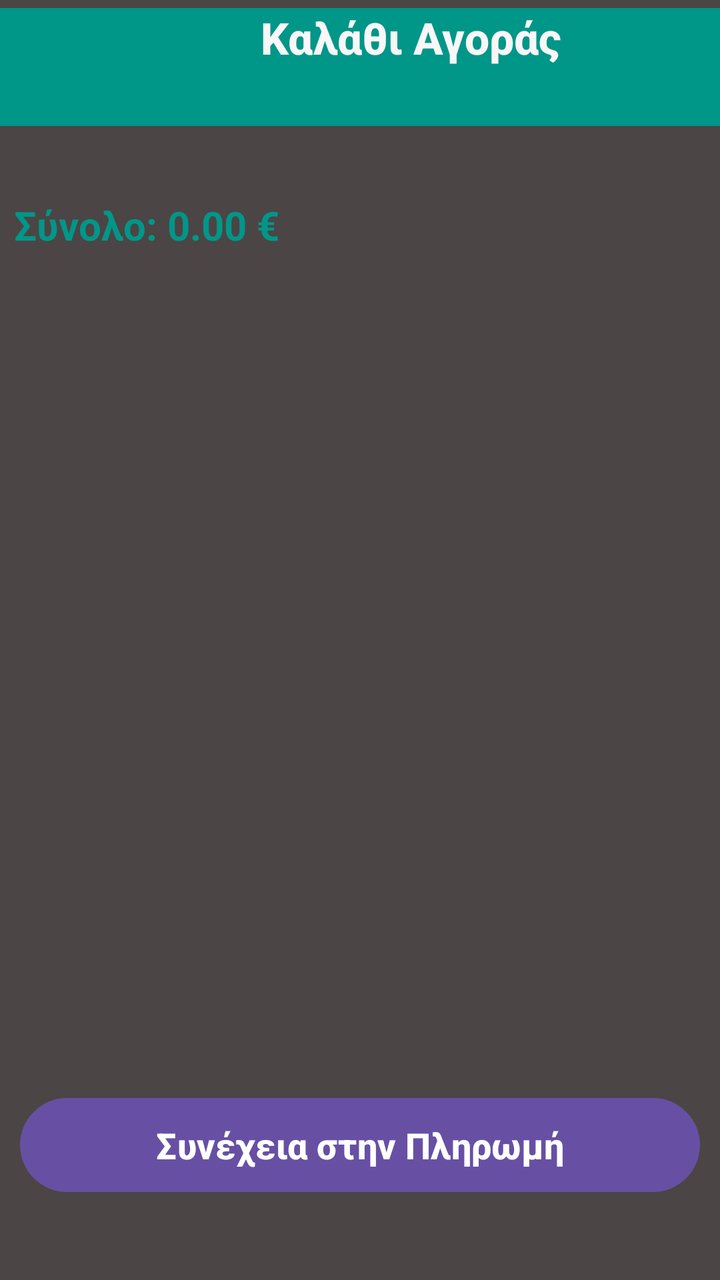
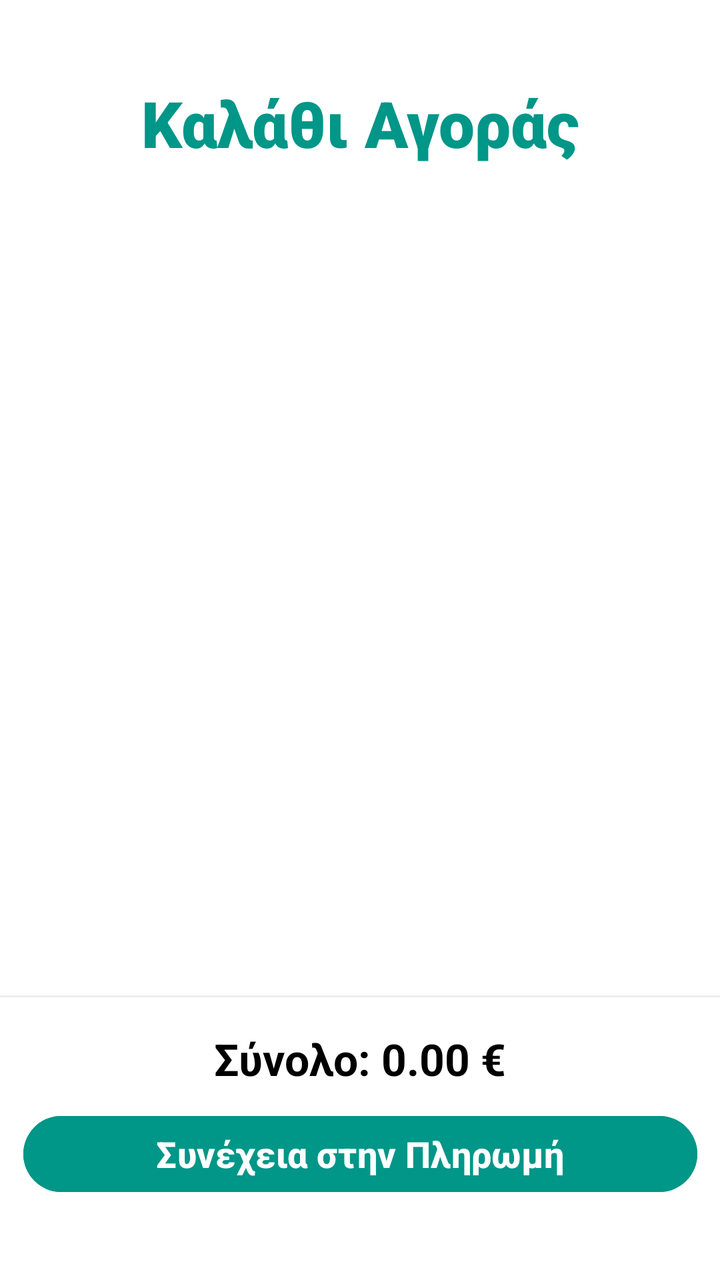

Screens rendered from an Android XML layout before and after an edit, with the pre-edit source and the edit as a unified diff.
<!-- AndroidManifest.xml: application theme Theme.Team21 -->
<!-- res/layout/activity_customer_shopping_cart.xml -->
<?xml version="1.0" encoding="utf-8"?>
<androidx.constraintlayout.widget.ConstraintLayout xmlns:android="http://schemas.android.com/apk/res/android"
    xmlns:app="http://schemas.android.com/apk/res-auto"
    xmlns:tools="http://schemas.android.com/tools"
    android:id="@+id/delivererOrdersList"
    android:layout_width="match_parent"
    android:layout_height="match_parent"
    android:background="#4B4545"
    tools:context=".view.customer.CustomerShoppingCartActivity">


    <TextView
        android:id="@+id/txtCustomerShoppingCartActivityHeader"
        android:layout_width="411dp"
        android:layout_height="59dp"

        android:layout_marginTop="4dp"

        android:background="#009688"
        android:backgroundTint="#009688"
        android:fontFamily="sans-serif-medium"
        android:text="Καλάθι Αγοράς"
        android:textAlignment="center"
        android:textColor="#F8F7F7"
        android:textSize="22sp"
        android:textStyle="bold"
        app:layout_constraintEnd_toEndOf="parent"
        app:layout_constraintHorizontal_bias="0.0"
        app:layout_constraintStart_toStartOf="parent"
        app:layout_constraintTop_toTopOf="parent" />

    <TextView
        android:id="@+id/txtCustomerShoppingCartActivityTotalPrice"
        android:layout_width="wrap_content"
        android:layout_height="wrap_content"
        android:layout_marginTop="36dp"
        android:text="Σύνολο: 0.00 €"
        android:textColor="#009688"
        android:textSize="20sp"
        android:textStyle="bold"
        app:layout_constraintEnd_toEndOf="parent"
        app:layout_constraintHorizontal_bias="0.031"
        app:layout_constraintStart_toStartOf="parent"
        app:layout_constraintTop_toBottomOf="@+id/txtCustomerShoppingCartActivityHeader" />

    <Button
        android:id="@+id/btnCustomerShoppingCartActivityPayment"
        android:layout_width="0dp"
        android:layout_height="55dp"
        android:layout_marginStart="10dp"
        android:layout_marginEnd="10dp"
        android:layout_marginBottom="40dp"
        android:text="Συνέχεια στην Πληρωμή"
        android:textSize="18sp"
        android:textStyle="bold"
        app:layout_constraintBottom_toBottomOf="parent"
        app:layout_constraintEnd_toEndOf="parent"
        app:layout_constraintHorizontal_bias="1.0"
        app:layout_constraintStart_toStartOf="parent" />

    <androidx.recyclerview.widget.RecyclerView
        android:id="@+id/recyclerviewCustomerShoppingCartActivity"
        android:layout_width="0dp"
        android:layout_height="0dp"
        android:layout_marginTop="8dp"
        app:layout_constraintBottom_toTopOf="@+id/btnCustomerShoppingCartActivityPayment"
        app:layout_constraintEnd_toEndOf="parent"
        app:layout_constraintHorizontal_bias="0.0"
        app:layout_constraintStart_toStartOf="parent"
        app:layout_constraintTop_toBottomOf="@+id/txtCustomerShoppingCartActivityTotalPrice"
        app:layout_constraintVertical_bias="0.72" />


</androidx.constraintlayout.widget.ConstraintLayout>
<!-- resources referenced by this layout -->
<resources>
  <style name="Theme.Team21" parent="Base.Theme.Team21" />
  <style name="Base.Theme.Team21" parent="Theme.Material3.DayNight.NoActionBar">
          
          
      </style>
</resources>

<!-- the commit's change to res/layout/activity_customer_shopping_cart.xml (unified diff, before → after) -->
@@ -2,73 +2,75 @@
 <androidx.constraintlayout.widget.ConstraintLayout xmlns:android="http://schemas.android.com/apk/res/android"
     xmlns:app="http://schemas.android.com/apk/res-auto"
     xmlns:tools="http://schemas.android.com/tools"
-    android:id="@+id/delivererOrdersList"
+    android:id="@+id/main"
     android:layout_width="match_parent"
     android:layout_height="match_parent"
-    android:background="#4B4545"
-    tools:context=".view.customer.CustomerShoppingCartActivity">
-
+    android:background="#FFFFFF"
+    tools:context=".view.customer.ShoppingCart.CustomerShoppingCartActivity">
 
     <TextView
         android:id="@+id/txtCustomerShoppingCartActivityHeader"
-        android:layout_width="411dp"
-        android:layout_height="59dp"
-
-        android:layout_marginTop="4dp"
-
-        android:background="#009688"
-        android:backgroundTint="#009688"
-        android:fontFamily="sans-serif-medium"
+        android:layout_width="0dp"
+        android:layout_height="wrap_content"
+        android:layout_marginTop="40dp"
+        android:fontFamily="sans-serif-black"
         android:text="Καλάθι Αγοράς"
         android:textAlignment="center"
-        android:textColor="#F8F7F7"
-        android:textSize="22sp"
+        android:textColor="#009688"
+        android:textSize="32sp"
         android:textStyle="bold"
         app:layout_constraintEnd_toEndOf="parent"
-        app:layout_constraintHorizontal_bias="0.0"
         app:layout_constraintStart_toStartOf="parent"
         app:layout_constraintTop_toTopOf="parent" />
+
+    <androidx.recyclerview.widget.RecyclerView
+        android:id="@+id/recyclerviewCustomerShoppingCartActivity"
+        android:layout_width="0dp"
+        android:layout_height="0dp"
+        android:layout_marginHorizontal="16dp"
+        android:layout_marginTop="24dp"
+        android:layout_marginBottom="16dp"
+        app:layout_constraintBottom_toTopOf="@+id/dividerBottom"
+        app:layout_constraintEnd_toEndOf="parent"
+        app:layout_constraintStart_toStartOf="parent"
+        app:layout_constraintTop_toBottomOf="@+id/txtCustomerShoppingCartActivityHeader" />
+
+    <View
+        android:id="@+id/dividerBottom"
+        android:layout_width="match_parent"
+        android:layout_height="1dp"
+        android:layout_marginBottom="16dp"
+        android:background="#EEEEEE"
+        app:layout_constraintBottom_toTopOf="@+id/txtCustomerShoppingCartActivityTotalPrice"/>
 
     <TextView
         android:id="@+id/txtCustomerShoppingCartActivityTotalPrice"
         android:layout_width="wrap_content"
         android:layout_height="wrap_content"
-        android:layout_marginTop="36dp"
+        android:layout_marginBottom="10dp"
         android:text="Σύνολο: 0.00 €"
-        android:textColor="#009688"
-        android:textSize="20sp"
+        android:textColor="#000000"
+        android:textSize="22sp"
         android:textStyle="bold"
+
+        app:layout_constraintBottom_toTopOf="@+id/btnCustomerShoppingCartActivityPayment"
+
         app:layout_constraintEnd_toEndOf="parent"
-        app:layout_constraintHorizontal_bias="0.031"
-        app:layout_constraintStart_toStartOf="parent"
-        app:layout_constraintTop_toBottomOf="@+id/txtCustomerShoppingCartActivityHeader" />
+        app:layout_constraintStart_toStartOf="parent" />
 
     <Button
         android:id="@+id/btnCustomerShoppingCartActivityPayment"
-        android:layout_width="0dp"
-        android:layout_height="55dp"
+        android:layout_width="337dp"
+        android:layout_height="46dp"
         android:layout_marginStart="10dp"
         android:layout_marginEnd="10dp"
         android:layout_marginBottom="40dp"
+        android:backgroundTint="#009688"
         android:text="Συνέχεια στην Πληρωμή"
         android:textSize="18sp"
         android:textStyle="bold"
         app:layout_constraintBottom_toBottomOf="parent"
         app:layout_constraintEnd_toEndOf="parent"
-        app:layout_constraintHorizontal_bias="1.0"
         app:layout_constraintStart_toStartOf="parent" />
 
-    <androidx.recyclerview.widget.RecyclerView
-        android:id="@+id/recyclerviewCustomerShoppingCartActivity"
-        android:layout_width="0dp"
-        android:layout_height="0dp"
-        android:layout_marginTop="8dp"
-        app:layout_constraintBottom_toTopOf="@+id/btnCustomerShoppingCartActivityPayment"
-        app:layout_constraintEnd_toEndOf="parent"
-        app:layout_constraintHorizontal_bias="0.0"
-        app:layout_constraintStart_toStartOf="parent"
-        app:layout_constraintTop_toBottomOf="@+id/txtCustomerShoppingCartActivityTotalPrice"
-        app:layout_constraintVertical_bias="0.72" />
-
-
 </androidx.constraintlayout.widget.ConstraintLayout>
